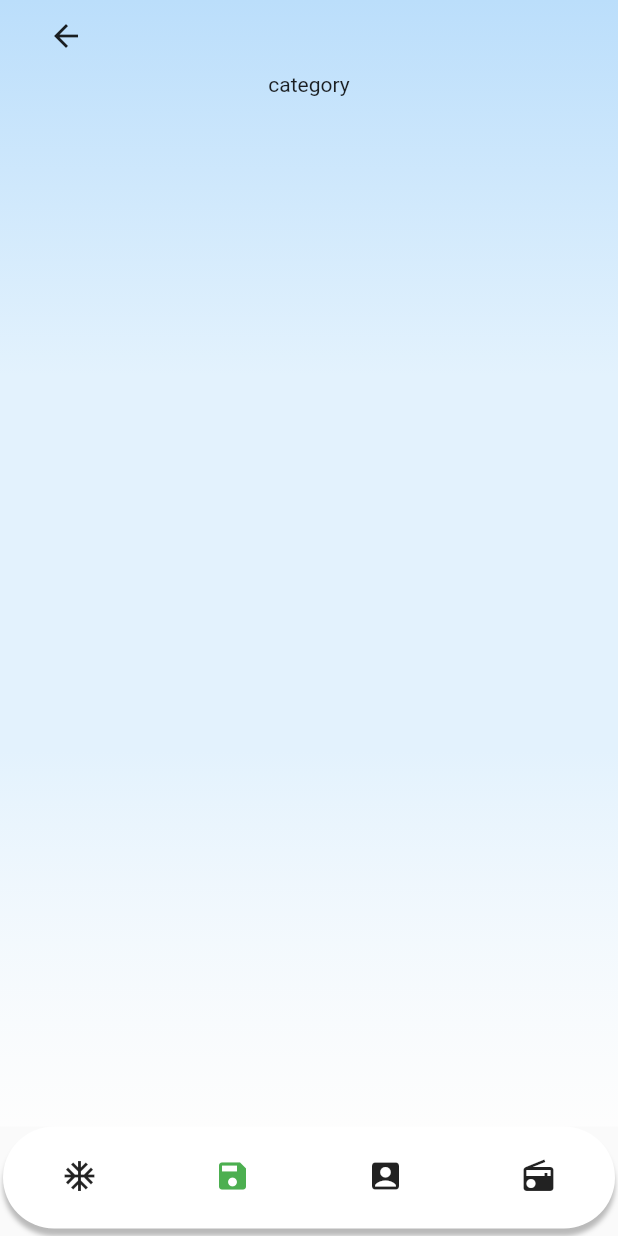
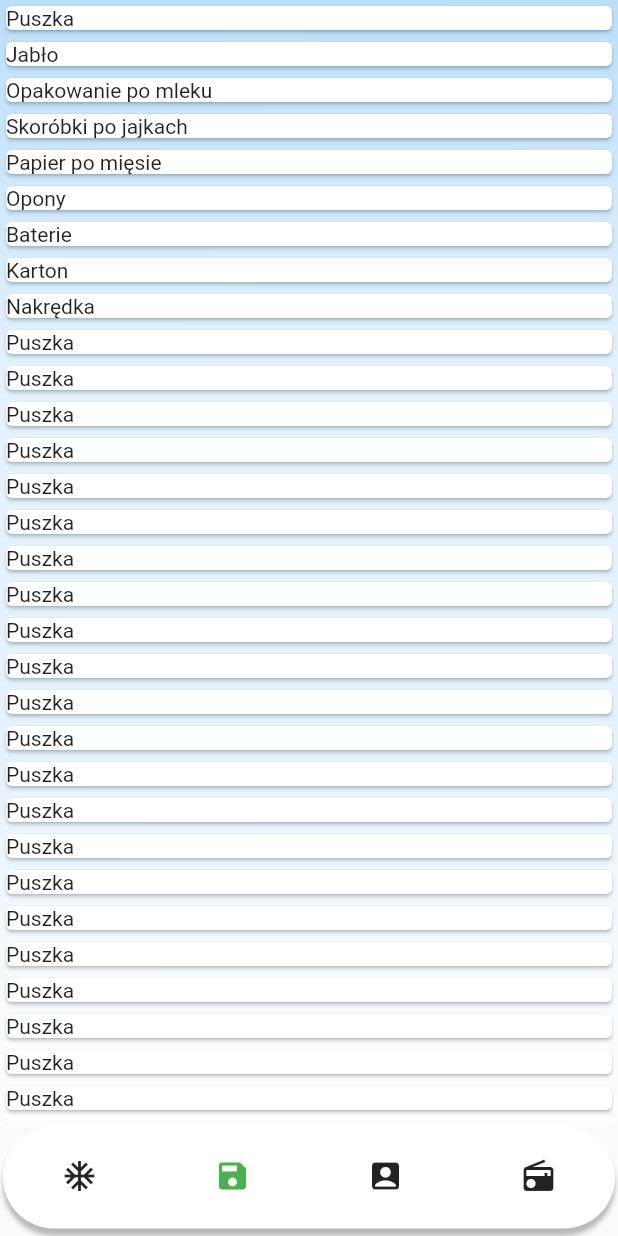
Before and after one commit to ciakarellas/recycling_app, a Flutter app: the screen it shows after launch, item 2 of the bottom bar chosen, on a phone screen of 412 x 824 dp. Run offline on Flutter 3.47's test engine with Material 2 defaults, Android fonts, the phone set to English and light mode, and no system bars.

Commit message:
this code has problem with provider. I do not why

```diff
--- a/lib/Model/trash.dart
+++ b/lib/Model/trash.dart
@@ -1,7 +1,7 @@
 class Trash {
   final String name;
   final String category;
-  String description;
+  final String description;
 
-  Trash(this.name, this.category);
+  Trash(this.name, this.category, this.description);
 }
--- a/lib/Provider/trash_provider.dart
+++ b/lib/Provider/trash_provider.dart
@@ -1,8 +1,46 @@
+import 'package:flutter/material.dart';
 import 'package:recycling_app/Model/trash.dart';
 
-class TrashProvider{
-  List<Trash> trashList = [
-    Trash('Puszka', 'Plastik'),
+class TrashProvider extends ChangeNotifier{
+  List<Trash> _trashList = [
+    Trash('Puszka', 'Plastik', ''),
+    Trash('Jabło', 'Bio', ''),
+    Trash('Opakowanie po mleku', 'Plastik', ''),
+    Trash('Skoróbki po jajkach', 'Bio', ''),
+    Trash('Papier po mięsie', 'Plastik', ''),
+    Trash('Opony', 'PSZOK', ''),
+    Trash('Baterie', 'PSZOK', ''),
+    Trash('Karton', 'Papier', ''),
+    Trash('Nakrędka', 'Plastik', ''),
+    Trash('Puszka', 'Plastik', ''),
+    Trash('Puszka', 'Plastik', ''),
+    Trash('Puszka', 'Plastik', ''),
+    Trash('Puszka', 'Plastik', ''),
+    Trash('Puszka', 'Plastik', ''),
+    Trash('Puszka', 'Plastik', ''),
+    Trash('Puszka', 'Plastik', ''),
+    Trash('Puszka', 'Plastik', ''),
+    Trash('Puszka', 'Plastik', ''),
+    Trash('Puszka', 'Plastik', ''),
+    Trash('Puszka', 'Plastik', ''),
+    Trash('Puszka', 'Plastik', ''),
+    Trash('Puszka', 'Plastik', ''),
+    Trash('Puszka', 'Plastik', ''),
+    Trash('Puszka', 'Plastik', ''),
+    Trash('Puszka', 'Plastik', ''),
+    Trash('Puszka', 'Plastik', ''),
+    Trash('Puszka', 'Plastik', ''),
+    Trash('Puszka', 'Plastik', ''),
+    Trash('Puszka', 'Plastik', ''),
+    Trash('Puszka', 'Plastik', ''),
+    Trash('Puszka', 'Plastik', ''),
+    Trash('Puszka', 'Plastik', ''),
+    Trash('Puszka', 'Plastik', ''),
+    Trash('Puszka', 'Plastik', ''),
+    Trash('Puszka', 'Plastik', ''),
+    Trash('Puszka', 'Plastik', ''),
 
     ];
+
+    List<Trash>  get trashList => _trashList;
 }
--- a/lib/View/bucketList.dart
+++ b/lib/View/bucketList.dart
@@ -1,29 +1,25 @@
 import 'package:flutter/material.dart';
-import 'package:recycling_app/Widget/bottomNavBar.dart';
+import 'package:provider/provider.dart';
+import 'package:recycling_app/Provider/trash_provider.dart';
 
-class Bucket extends StatelessWidget {
-  final String category;
 
-  Bucket(this.category);
+class BucketList extends StatelessWidget {
+
   @override
   Widget build(BuildContext context) {
+    var trashProvider = Provider.of<TrashProvider>(context);
     // TODO: implement build
     return SafeArea(
         top: true,
         bottom: true,
-        child: Column(
-          children: <Widget>[
-            Align(
-              alignment: Alignment.topLeft,
-              child: FlatButton(
-                onPressed: (){
-                  Navigator.pop(context);
-                },
-                child: Icon(Icons.arrow_back),
-                )
-            ),
-            Center(child: Text(category)),
-          ],
+        child: ListView.builder(
+          itemCount: trashProvider.trashList.length,
+          itemBuilder: (BuildContext context, item){
+            return Card(
+              child: Text(trashProvider.trashList[item].name),
+            );
+          },
+
         ),
       );
   }
--- a/lib/View/home_page.dart
+++ b/lib/View/home_page.dart
@@ -51,7 +51,7 @@ class HomePage extends StatelessWidget {
           child: TabBarView(
             children: <Widget>[
               Carousel(),
-              Bucket('category'),
+              BucketList(),
               Carousel(),
               Carousel(),
             ],
--- a/lib/Widget/carousel_page.dart
+++ b/lib/Widget/carousel_page.dart
@@ -81,7 +81,7 @@ class PageCarousel extends StatelessWidget{
               padding: EdgeInsets.fromLTRB(0, 5, 0, 5),
               child: MaterialButton(
                 onPressed: (){
-                  Navigator.push(context, MaterialPageRoute(builder: (context) => Bucket(dataItem['name'])));
+
                 },
                 color: Colors.greenAccent,
                 child: Text('Lista'),
--- a/lib/main.dart
+++ b/lib/main.dart
@@ -2,6 +2,7 @@ import 'package:flutter/material.dart';
 import 'package:flutter/services.dart';
 import 'package:provider/provider.dart';
 import 'package:recycling_app/Provider/recycling_provider.dart';
+import 'package:recycling_app/Provider/trash_provider.dart';
 
 import './View/home_page.dart';
 import 'Widget/bottomNavBar.dart';
@@ -16,8 +17,11 @@ class MyApp extends StatelessWidget {
     SystemChrome.setPreferredOrientations([
         DeviceOrientation.portraitUp,
       ]);
-    return ChangeNotifierProvider(
-      create: (_) => new RecyclingProvider(),
+    return MultiProvider(
+      providers: [
+        Provider<TrashProvider>(create: (_) => TrashProvider()),
+        Provider<RecyclingProvider>(create: (_) => RecyclingProvider()),
+      ],
       child: MaterialApp(
         home: HomePage(),
       ),
```
